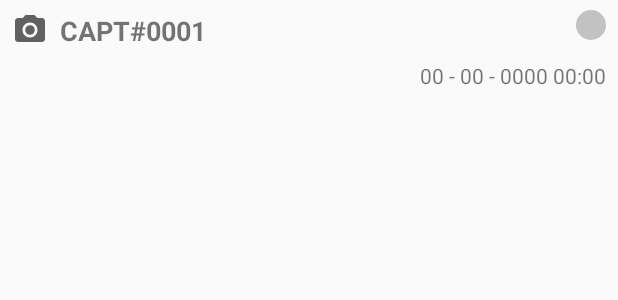
After one commit to Siddharha/Singularity, an Android app: the layout captured_data_cell.xml on its own in the app's theme, with its tools: preview values and no code run, on a phone screen of 412 x 824 dp. The commit adds this screen. Shown: the top 300 px of the screen. Run offline under Robolectric (Android 15) with nearby library versions, the phone set to English and light mode, and no system bars.

Commit message:
Initial Setup

```diff
--- a/app/src/main/java/com/singularity/CaptureDataItem.java
+++ b/app/src/main/java/com/singularity/CaptureDataItem.java
@@ -4,7 +4,7 @@ package com.singularity;
  * Created by siddharthamaji on 07/04/18.
  */
 
-class CaptureDataItem {
+public class CaptureDataItem {
     private String dateOfRecord, fieldOwner,
             ownerEmailId, OwnerContact,
             OwnerAadharNo, FrameSize,
--- /dev/null
+++ b/app/src/main/res/drawable/ic_camera.xml
@@ -0,0 +1,12 @@
+<vector xmlns:android="http://schemas.android.com/apk/res/android"
+        android:width="24dp"
+        android:height="24dp"
+        android:viewportWidth="24.0"
+        android:viewportHeight="24.0">
+    <path
+        android:fillColor="#616161"
+        android:pathData="M12,12m-3.2,0a3.2,3.2 0,1 1,6.4 0a3.2,3.2 0,1 1,-6.4 0"/>
+    <path
+        android:fillColor="#616161"
+        android:pathData="M9,2L7.17,4L4,4c-1.1,0 -2,0.9 -2,2v12c0,1.1 0.9,2 2,2h16c1.1,0 2,-0.9 2,-2L22,6c0,-1.1 -0.9,-2 -2,-2h-3.17L15,2L9,2zM12,17c-2.76,0 -5,-2.24 -5,-5s2.24,-5 5,-5 5,2.24 5,5 -2.24,5 -5,5z"/>
+</vector>
--- /dev/null
+++ b/app/src/main/res/drawable/status_shape.xml
@@ -0,0 +1,7 @@
+<?xml version="1.0" encoding="utf-8"?>
+<shape xmlns:android="http://schemas.android.com/apk/res/android">
+
+    <solid android:color="#c2c2c2"/>
+    <size android:width="20dp" android:height="20dp"/>
+    <corners android:radius="40dp"/>
+</shape>
--- a/app/src/main/res/layout/activity_captured_data.xml
+++ b/app/src/main/res/layout/activity_captured_data.xml
@@ -9,6 +9,7 @@
 <include layout="@layout/toolbar"/>
 
     <android.support.v7.widget.RecyclerView
+        android:id="@+id/rlCapturedData"
         android:layout_width="match_parent"
         android:layout_height="match_parent" />
 
--- /dev/null
+++ b/app/src/main/res/layout/captured_data_cell.xml
@@ -0,0 +1,66 @@
+<?xml version="1.0" encoding="utf-8"?>
+<android.support.constraint.ConstraintLayout xmlns:android="http://schemas.android.com/apk/res/android"
+    xmlns:app="http://schemas.android.com/apk/res-auto"
+    xmlns:tools="http://schemas.android.com/tools"
+    android:layout_width="match_parent"
+    android:layout_height="wrap_content"
+    android:layout_marginBottom="20dp">
+
+    <TextView
+        android:id="@+id/tvCaptureId"
+        android:layout_width="0dp"
+        android:layout_height="wrap_content"
+        android:layout_marginStart="8dp"
+        android:layout_marginTop="8dp"
+        android:text="CAPT#0001"
+        android:textSize="18sp"
+        android:textStyle="bold"
+        app:layout_constraintStart_toEndOf="@+id/imageView"
+        app:layout_constraintTop_toTopOf="parent"
+        android:layout_marginLeft="8dp" />
+
+    <TextView
+        android:id="@+id/textView3"
+        android:layout_width="wrap_content"
+        android:layout_height="wrap_content"
+        android:layout_marginBottom="8dp"
+        android:layout_marginEnd="8dp"
+        android:layout_marginStart="8dp"
+        android:layout_marginTop="8dp"
+        android:text="00 - 00 - 0000 00:00"
+        app:layout_constraintBottom_toBottomOf="parent"
+        app:layout_constraintEnd_toEndOf="parent"
+        app:layout_constraintHorizontal_bias="1.0"
+        app:layout_constraintStart_toStartOf="@+id/tvCaptureId"
+        app:layout_constraintTop_toBottomOf="@+id/tvCaptureId" />
+
+    <ImageView
+        android:id="@+id/imageView"
+        android:layout_width="wrap_content"
+        android:layout_height="wrap_content"
+        android:layout_marginBottom="8dp"
+        android:layout_marginStart="8dp"
+        android:layout_marginTop="8dp"
+        android:scaleType="center"
+        android:src="@drawable/ic_camera"
+        app:layout_constraintBottom_toBottomOf="parent"
+        app:layout_constraintStart_toStartOf="parent"
+        app:layout_constraintTop_toTopOf="parent"
+        app:layout_constraintVertical_bias="0.0" />
+
+    <ImageView
+        android:id="@+id/imageView2"
+        android:layout_width="wrap_content"
+        android:layout_height="wrap_content"
+        android:layout_marginBottom="8dp"
+        android:layout_marginEnd="8dp"
+        android:layout_marginStart="8dp"
+        android:layout_marginTop="8dp"
+        app:layout_constraintBottom_toBottomOf="@+id/tvCaptureId"
+        app:layout_constraintEnd_toEndOf="parent"
+        app:layout_constraintHorizontal_bias="1.0"
+        app:layout_constraintStart_toEndOf="@+id/tvCaptureId"
+        app:layout_constraintTop_toTopOf="parent"
+        app:srcCompat="@drawable/status_shape" />
+
+</android.support.constraint.ConstraintLayout>
```
Also changed, not shown: app/src/main/java/com/singularity/CaptureListAdapter.java (+19 -0 lines), app/src/main/java/com/singularity/activities/CapturedDataActivity.java (+40 -0 lines), app/src/main/res/anim/slide_left.xml (added, +7 -0 lines).
